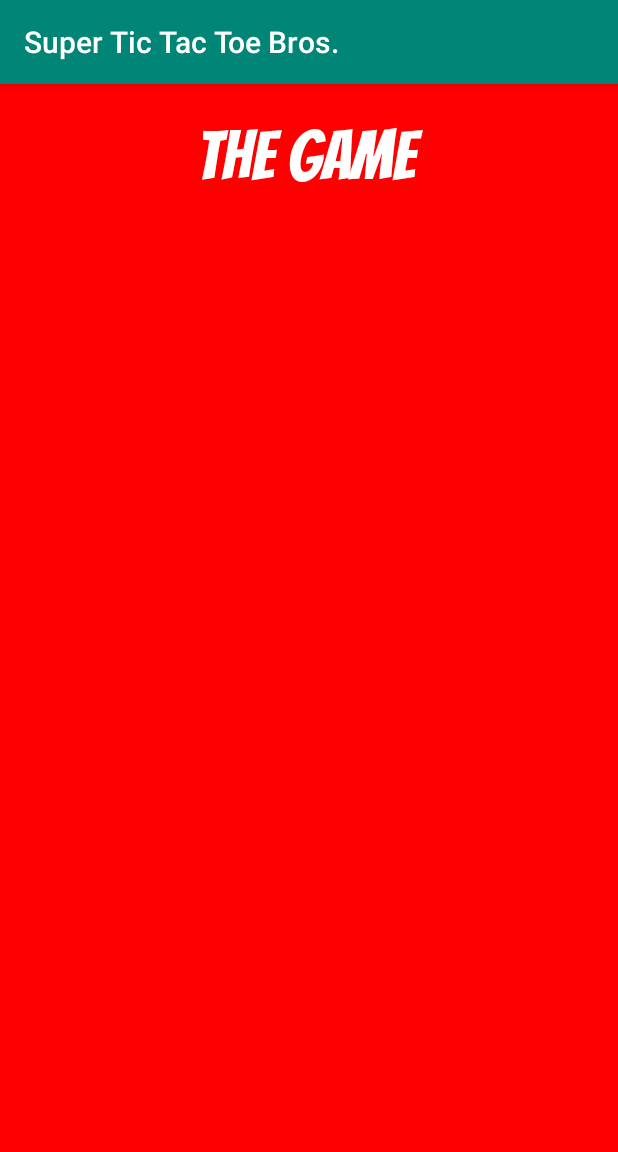
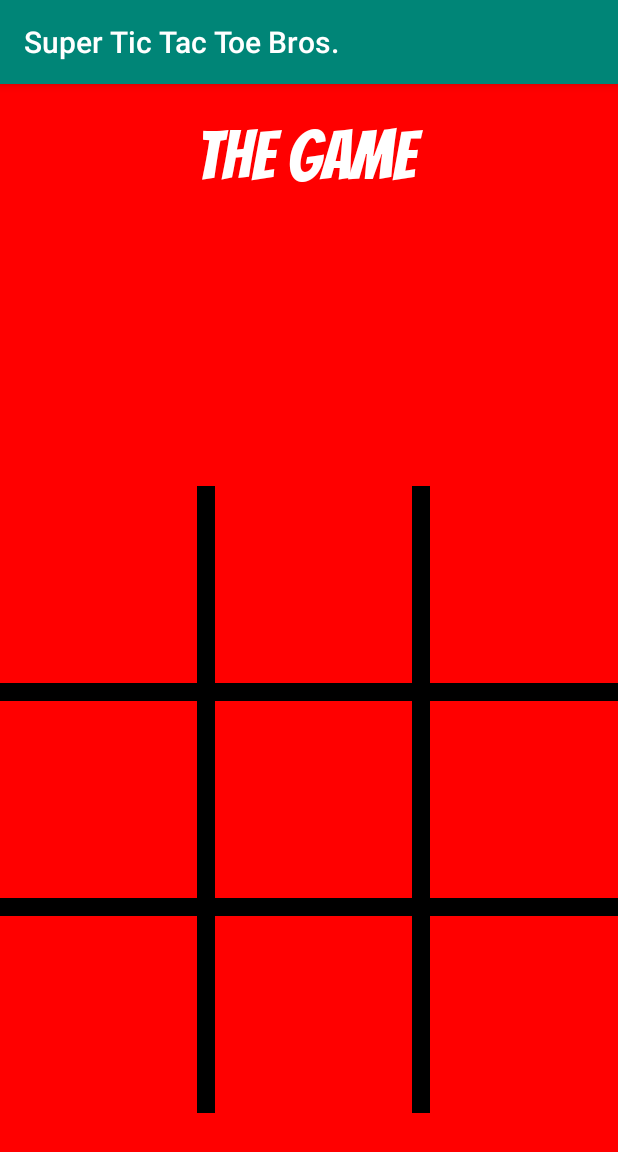
Before and after one commit to AdiChops/SuperTicTacToeBros, an Android app: the GameActivity screen opened directly, with no data from a screen before it, on a phone screen of 412 x 824 dp. Shown: the top 1152 px of the screen. Run offline under Robolectric (Android 15) with nearby library versions, the phone set to English and light mode, and no system bars.

Commit message:
game logic completed

```diff
--- a/app/src/main/java/com/example/achopra_b51a03/GameActivity.java
+++ b/app/src/main/java/com/example/achopra_b51a03/GameActivity.java
@@ -2,16 +2,48 @@ package com.example.achopra_b51a03;
 
 import androidx.appcompat.app.AppCompatActivity;
 
+import android.graphics.Color;
 import android.os.Bundle;
+import android.view.View;
+import android.widget.ImageButton;
+import android.widget.TableLayout;
+import android.widget.TableRow;
+import android.widget.Toast;
+
+import com.example.achopra_b51a03.game_logic.Game;
+import com.example.achopra_b51a03.game_logic.RoundReturnValue;
 
 public class GameActivity extends AppCompatActivity {
-    private Player[] players = new Player[2];
-    private int currentPlayer;
+    private Game game = new Game();
     @Override
     protected void onCreate(Bundle savedInstanceState) {
         super.onCreate(savedInstanceState);
         setContentView(R.layout.activity_game);
-        players[0] = new Player(R.drawable.x, 'X');
-        players[1] = new Player(R.drawable.o,'O');
+        TableLayout tblButtons = findViewById(R.id.tblButtons);
+        int length = tblButtons.getChildCount();
+        for(int i = 0; i < length; i++){
+            TableRow currentRow = (TableRow)tblButtons.getChildAt(i);
+            int lgth = currentRow.getChildCount();
+            for(int j = 0; j < lgth; j++){
+                final int row = i;
+                final int col = j;
+                final ImageButton btnCurrent = (ImageButton)currentRow.getChildAt(j);
+                btnCurrent.setOnClickListener(new View.OnClickListener() {
+                    @Override
+                    public void onClick(View view) {
+                        RoundReturnValue round = game.playGame(row, col);
+                        int img = round.getImgResource();
+                        btnCurrent.setForeground(getDrawable(img));
+                        btnCurrent.setEnabled(false);
+                        if(round.getWinResult() != 'C' && round.getWinResult() != 'T'){
+                            Toast.makeText(getApplicationContext(), round.getWinResult() + " won", Toast.LENGTH_SHORT).show();
+                        }
+                        else if(round.getWinResult() == 'T'){
+                            Toast.makeText(getApplicationContext(), "It's a tie!", Toast.LENGTH_SHORT).show();
+                        }
+                    }
+                });
+            }
+        }
     }
 }
--- a/app/src/main/java/com/example/achopra_b51a03/Player.java
+++ b/app/src/main/java/com/example/achopra_b51a03/game_logic/Player.java
@@ -1,4 +1,4 @@
-package com.example.achopra_b51a03;
+package com.example.achopra_b51a03.game_logic;
 
 public class Player {
     private int imgResource;
@@ -6,23 +6,23 @@ public class Player {
     public Player(){
 
     }
-    public Player(int res, char m){
+    protected Player(int res, char m){
         imgResource = res;
         mark = m;
     }
-    public int getImgResource() {
+    protected int getImgResource() {
         return imgResource;
     }
 
-    public void setImgResource(int imgResource) {
+    protected void setImgResource(int imgResource) {
         this.imgResource = imgResource;
     }
 
-    public char getMark() {
+    protected char getMark() {
         return mark;
     }
 
-    public void setMark(char mark) {
+    protected void setMark(char mark) {
         this.mark = mark;
     }
 }
--- a/app/src/main/res/layout/activity_game.xml
+++ b/app/src/main/res/layout/activity_game.xml
@@ -21,6 +21,7 @@
         app:layout_constraintTop_toTopOf="parent" />
 
     <TableLayout
+        android:id="@+id/tblButtons"
         android:layout_width="match_parent"
         android:layout_height="500dp"
         app:layout_constraintBottom_toBottomOf="parent"
@@ -28,80 +29,95 @@
 
         <TableRow
             android:layout_width="match_parent"
-            android:layout_height="match_parent" >
+            android:layout_height="match_parent"
+            android:background="#000000">
 
             <ImageButton
                 android:id="@+id/btnTopLeft"
-                android:layout_width="100dp"
-                android:layout_height="126dp"
-                android:background="#00FF0000"
-                app:srcCompat="#FF0000" />
+                android:layout_width="131dp"
+                android:layout_height="131dp"
+                android:layout_marginRight="12dp"
+                android:layout_marginBottom="12dp"
+                android:background="#FF0000"
+                android:backgroundTint="#FF0000" />
 
             <ImageButton
                 android:id="@+id/btnTopCenter"
-                android:layout_width="100dp"
-                android:layout_height="126dp"
-                android:background="#00FF0000"
-                app:srcCompat="#FF0000" />
+                android:layout_width="131dp"
+                android:layout_height="131dp"
+                android:layout_marginRight="12dp"
+                android:layout_marginBottom="12dp"
+                android:background="#FF0000"
+                android:backgroundTint="#FF0000" />
 
             <ImageButton
                 android:id="@+id/btnTopRight"
-                android:layout_width="100dp"
-                android:layout_height="126dp"
-                android:background="#00FF0000"
-                app:srcCompat="#FF0000" />
+                android:layout_width="131dp"
+                android:layout_height="131dp"
+                android:layout_marginBottom="12dp"
+                android:background="#FF0000"
+                android:backgroundTint="#FF0000" />
         </TableRow>
 
         <TableRow
             android:layout_width="match_parent"
-            android:layout_height="match_parent" >
+            android:layout_height="match_parent"
+            android:background="#000000">
 
             <ImageButton
                 android:id="@+id/btnMiddleLeft"
-                android:layout_width="100dp"
-                android:layout_height="126dp"
-                android:background="#00FF0000"
-                app:srcCompat="#FF0000" />
+                android:layout_width="131dp"
+                android:layout_height="131dp"
+                android:layout_marginRight="12dp"
+                android:layout_marginBottom="12dp"
+                android:background="#FF0000"
+                android:backgroundTint="#FF0000" />
 
             <ImageButton
                 android:id="@+id/btnMiddleCenter"
-                android:layout_width="100dp"
-                android:layout_height="126dp"
-                android:background="#00FF0000"
-                app:srcCompat="#FF0000" />
+                android:layout_width="131dp"
+                android:layout_height="131dp"
+                android:layout_marginRight="12dp"
+                android:layout_marginBottom="12dp"
+                android:background="#FF0000"
+                android:backgroundTint="#FF0000" />
 
             <ImageButton
                 android:id="@+id/btnMiddleRight"
-                android:layout_width="100dp"
-                android:layout_height="126dp"
-                android:background="#00FF0000"
-                app:srcCompat="#FF0000" />
+                android:layout_width="131dp"
+                android:layout_height="131dp"
+                android:layout_marginBottom="12dp"
+                android:background="#FF0000"
+                android:backgroundTint="#FF0000" />
         </TableRow>
 
         <TableRow
             android:layout_width="match_parent"
-            android:layout_height="match_parent" >
+            android:layout_height="match_parent"
+            android:background="#000000">
 
             <ImageButton
                 android:id="@+id/btnBottomLeft"
-                android:layout_width="100dp"
-                android:layout_height="126dp"
-                android:background="#00FF0000"
-                app:srcCompat="#FF0000" />
+                android:layout_width="131dp"
+                android:layout_height="131dp"
+                android:layout_marginRight="12dp"
+                android:background="#FF0000"
+                android:backgroundTint="#FF0000" />
 
             <ImageButton
                 android:id="@+id/btnBottomMiddle"
-                android:layout_width="100dp"
-                android:layout_height="126dp"
-                android:background="#00FF0000"
-                app:srcCompat="#FF0000" />
+                android:layout_width="131dp"
+                android:layout_height="131dp"
+                android:layout_marginRight="12dp"
+                android:background="#FF0000"
+                android:backgroundTint="#FF0000" />
 
             <ImageButton
                 android:id="@+id/btnBottomRight"
-                android:layout_width="100dp"
-                android:layout_height="126dp"
-                android:background="#00FF0000"
-                app:srcCompat="#FF0000" />
+                android:layout_width="131dp"
+                android:layout_height="131dp"
+                android:background="#FF0000"
+                android:backgroundTint="#FF0000" />
         </TableRow>
 
     </TableLayout>
```
Also changed, not shown: app/src/main/java/com/example/achopra_b51a03/MainActivity.java (+8 -0 lines), app/src/main/java/com/example/achopra_b51a03/game_logic/Game.java (added, +103 -0 lines), app/src/main/java/com/example/achopra_b51a03/game_logic/RoundReturnValue.java (added, +18 -0 lines).
